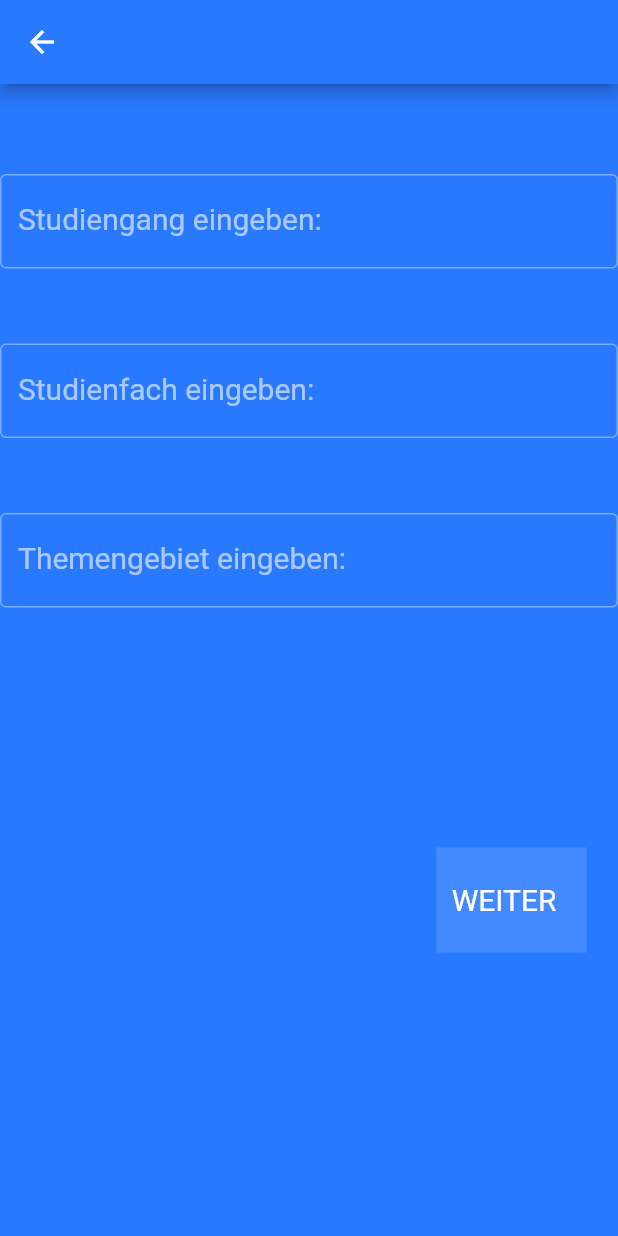
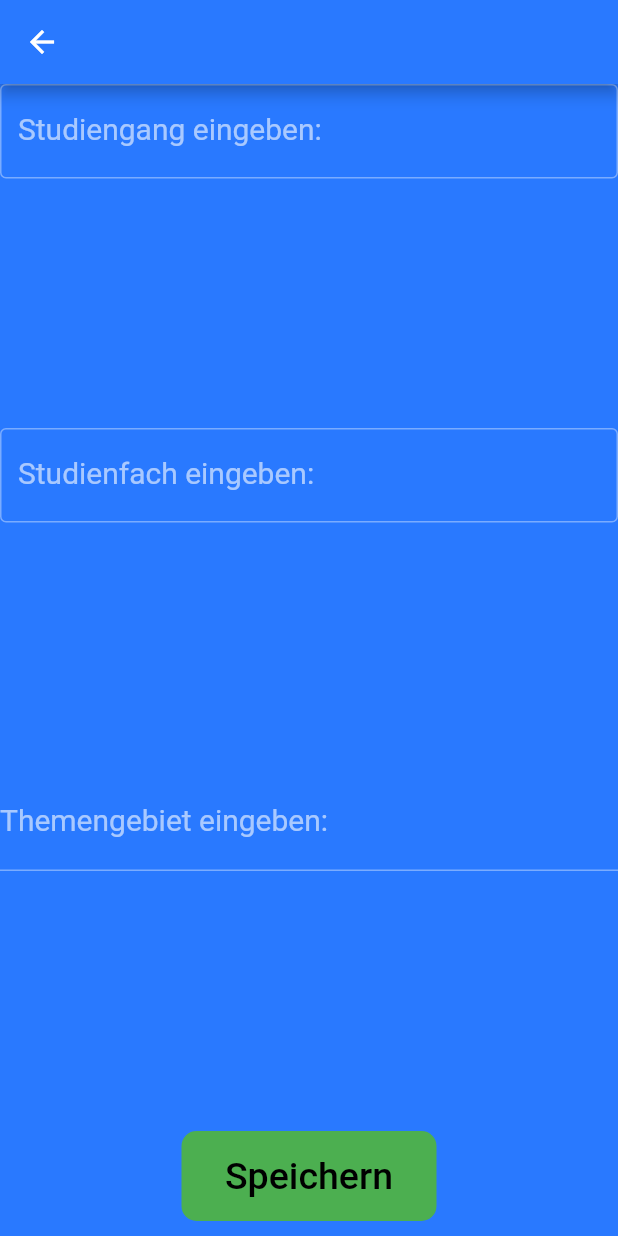
Before and after one commit to Schwinge12/Studycards, a Flutter app: the StapelErstellen screen opened by its route, on a phone screen of 412 x 824 dp. Run offline on Flutter 3.47's test engine with Material 2 defaults, Android fonts, the phone set to English and light mode, and no system bars; our stand-ins replace flip_card; Roboto replaces fonts that are missing (Baloobhai2-ExtraBold.ttf).

Commit message:
Initial Commit

```diff
--- a/lib/MenuButton.dart
+++ b/lib/DozentScreens/MenuButton.dart
@@ -1,5 +1,5 @@
 import 'package:flutter/material.dart';
-import 'constants.dart';
+import 'package:karteikartenapp/constants.dart';
 
 class MenuButton extends StatelessWidget{
 
--- a/lib/MenuPage.dart
+++ b/lib/DozentScreens/MenuPage.dart
@@ -48,16 +48,16 @@ class _MenuPageState extends State<MenuPage>{
             ),
 
             MenuButton(
-              text: 'Stapel erstellen',
+              text: 'Kartenset',
               onPress: (){
                 Navigator.pushNamed(context, 'StapelErstellen');
               },
             ),
 
               MenuButton(
-                text: 'Meine Stapel',
+                text: 'Meine Sets',
                 onPress: (){
-
+                    Navigator.pushNamed(context, 'Kartenabfrage');
                 },
               ),
 
--- /dev/null
+++ b/lib/DozentScreens/StapelErstellen.dart
@@ -0,0 +1,108 @@
+import 'package:flutter/material.dart';
+import 'package:karteikartenapp/DozentScreens/KarteErstellenVorderseite.dart';
+import 'MenuButton.dart';
+import 'package:karteikartenapp/constants.dart';
+import 'package:karteikartenapp/WeiterButton.dart';
+
+
+
+class StapelErstellen extends StatefulWidget{
+
+  @override
+  _StapelErstellen createState()=>_StapelErstellen();
+
+}
+
+
+class _StapelErstellen extends State<StapelErstellen> {
+
+
+  final TextEditingController studiengang= new TextEditingController();
+  String studiengangstring;
+  final TextEditingController studienfach= new TextEditingController();
+  String studienfachstring;
+  final TextEditingController themengebiet= new TextEditingController();
+  String themengebietstring;
+
+  @override
+  Widget build(BuildContext context) {
+    return Scaffold(
+
+      appBar: AppBar(
+        backgroundColor: Colors.blueAccent[400],
+
+      ),
+      body: Column(
+        children: <Widget>[
+
+
+          Expanded(
+            child: TextField(
+              onChanged: (String s){
+                studiengangstring=s;
+              },
+              style: WeisserTextStyle,
+              cursorColor: Colors.white,
+              decoration: InputDecoration(
+                border: OutlineInputBorder(),
+                labelText: 'Studiengang eingeben: ',
+
+              ),
+
+            ),
+          ),
+
+
+          Expanded(
+            child: TextField(
+              onChanged: (String s){
+                studienfachstring=s;
+              },
+              style: WeisserTextStyle,
+              decoration: InputDecoration(
+                border: OutlineInputBorder(),
+                labelText: 'Studienfach eingeben:',
+              ),
+            ),
+          ),
+
+
+
+          Expanded(
+
+            child: TextField(
+              onChanged: (String s){
+                themengebietstring=s;
+              },
+              style: WeisserTextStyle,
+              decoration: InputDecoration(
+
+                labelText: 'Themengebiet eingeben:',
+              ),
+            ),
+          ),
+
+
+          Row(
+            children: <Widget>[
+
+
+
+              Expanded(
+                  child: WeiterButton(
+                    text: 'Speichern',
+                    onPress: (){
+                      Navigator.push(context,MaterialPageRoute(builder: (context)=>KarteErstellenVorderseite(studiengangstring: studiengangstring,studienfachstring: studiengangstring,themengebietstring: themengebietstring)));
+                    },
+                  )
+              ),
+            ],
+          )
+
+
+
+        ],
+      ),
+    );
+  }
+}
--- a/lib/StapelErstellen.dart
+++ /dev/null
@@ -1,83 +0,0 @@
-import 'package:flutter/material.dart';
-import 'package:karteikartenapp/MenuButton.dart';
-import 'constants.dart';
-import 'WeiterButton.dart';
-//TODO clippy import löschen
-import 'package:clippy_flutter/clippy_flutter.dart';
-
-
-class StapelErstellen extends StatefulWidget{
-
-  @override
-  _StapelErstellen createState()=>_StapelErstellen();
-
-}
-
-
-class _StapelErstellen extends State<StapelErstellen> {
-
-  @override
-  Widget build(BuildContext context) {
-    return Scaffold(
-      appBar: AppBar(
-        backgroundColor: Colors.blueAccent[400],
-
-      ),
-      body: Column(
-        children: <Widget>[
-
-          SizedBox(
-            height: 60.0,
-          ),
-
-
-          TextField(
-            style: WeisserTextStyle,
-            cursorColor: Colors.white,
-            decoration: InputDecoration(
-              border: OutlineInputBorder(),
-              labelText: 'Studiengang eingeben: ',
-
-            ),
-
-          ),
-
-          SizedBox(
-            height: 50.0,
-          ),
-
-          TextField(
-            style: WeisserTextStyle,
-            decoration: InputDecoration(
-              border: OutlineInputBorder(),
-              labelText: 'Studienfach eingeben:',
-            ),
-          ),
-
-          SizedBox(
-            height: 50.0,
-          ),
-
-          TextField(
-            style: WeisserTextStyle,
-            decoration: InputDecoration(
-              border: OutlineInputBorder(),
-              labelText: 'Themengebiet eingeben:',
-            ),
-          ),
-
-
-      Padding(
-        padding: const EdgeInsets.fromLTRB(280.0, 160.0, 10.0, 20.0),
-        child: WeiterButton(
-          onTap: (){
-            //TODO KarteErstellen verknüpfen
-          },
-        ),
-      ),
-
-        ],
-      ),
-    );
-  }
-}
--- a/lib/WeiterButton.dart
+++ b/lib/WeiterButton.dart
@@ -2,37 +2,39 @@ import 'package:flutter/cupertino.dart';
 import 'package:flutter/material.dart';
 import 'constants.dart';
 
-//https://pub.dev/packages/clippy_flutter#-readme-tab-   Import Link für Button-Formen
-import 'package:clippy_flutter/clippy_flutter.dart';
+class WeiterButton extends StatelessWidget{
 
-class WeiterButton extends StatelessWidget {
 
-  WeiterButton({this.onTap});
+  WeiterButton({this.onPress,@required this.text}){}
 
-  Function onTap;
+  String text;
+  final Function onPress;
+
 
   @override
   Widget build(BuildContext context) {
+    return FlatButton(
 
-    return Arrow(
-      triangleHeight: 30.0,
-      rectangleClipHeight: 10.0,
-      edge: Edge.RIGHT,
-      child: GestureDetector(
-        onTap: onTap,
-        child: Container(
-          color: Colors.blueAccent[200],
-          width: 100.0,
-          height: 70.0,
-          child: Center(
-            child: Text(
-              'WEITER  ',
-              style: WeisserTextStyle,
-            ),
+      onPressed: onPress,
+
+      child: Container(
+
+        width: 170.0,
+        height: 60.0,
+        child: Center(
+          child: Text(
+            text,
+            style: MenuButtonTextStyle,
+
+
           ),
+        ),
+        margin: EdgeInsets.all(10.0),
+        decoration: BoxDecoration(
+          color: Colors.green,
+          borderRadius: BorderRadius.circular(10.0),
         ),
       ),
     );
   }
-
 }
--- a/lib/constants.dart
+++ b/lib/constants.dart
@@ -13,3 +13,9 @@ color: Colors.white,
 fontFamily: 'Baloobhai2-ExtraBold.ttf',
 fontSize: 20.0
 );
+
+const CardTextStyle=TextStyle(
+    color: Colors.black,
+    fontFamily: 'Baloobhai2-ExtraBold.ttf',
+    fontSize: 20.0
+);
--- a/pubspec.yaml
+++ b/pubspec.yaml
@@ -23,8 +23,7 @@ dependencies:
   # The following adds the Cupertino Icons font to your application.
   # Use with the CupertinoIcons class for iOS style icons.
   cupertino_icons: ^0.1.2
-
-  clippy_flutter: ^1.1.1
+  flip_card: ^0.4.4
 
 dev_dependencies:
   flutter_test:
```
Also changed, not shown: lib/DozentScreens/KarteErstellenRueckseite.dart (added, +82 -0 lines), lib/DozentScreens/KarteErstellenVorderseite.dart (added, +90 -0 lines), lib/DozentScreens/Kartenabfrage.dart (added, +94 -0 lines), lib/DozentScreens/Kartensets_verwalten.dart (added, +22 -0 lines), lib/main.dart (+18 -5 lines), pubspec.lock.
